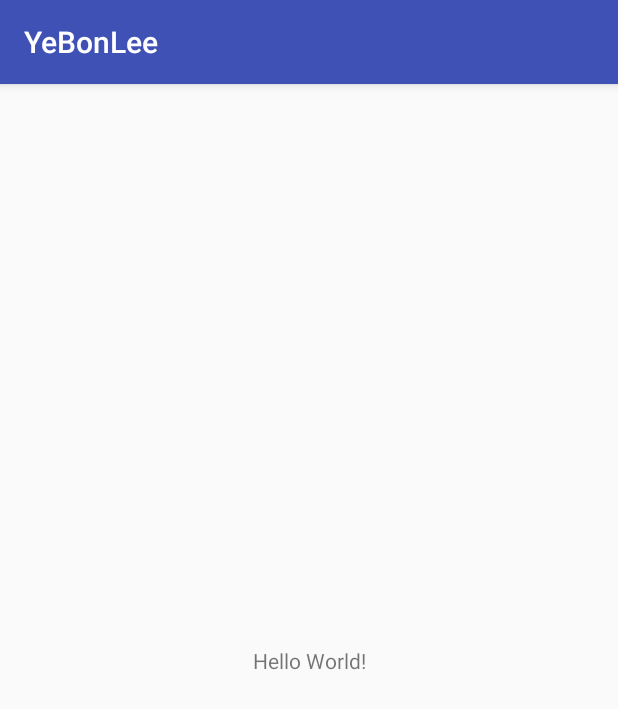
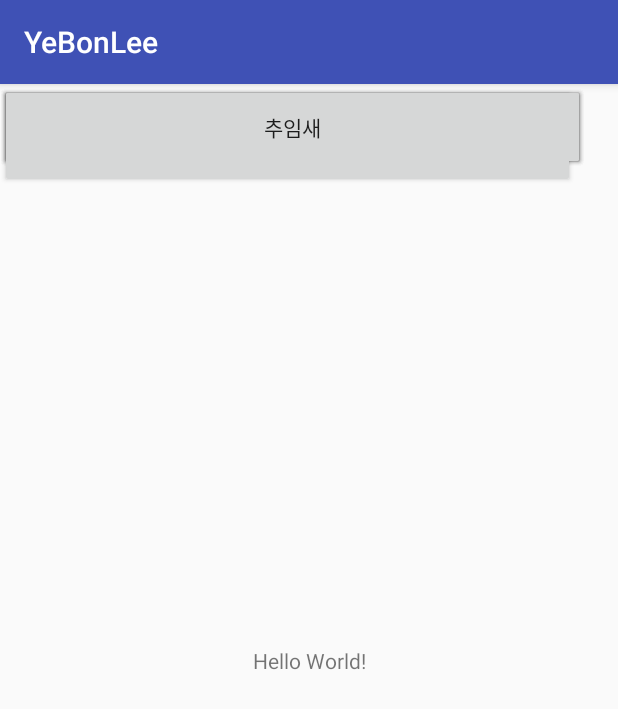
Before and after one commit to blueforest529/friend_simulator, an Android app: the screen it shows after launch (MainActivity), on a phone screen of 412 x 824 dp. Shown: the top 709 px of the screen. Run offline under Robolectric (Android 15) with nearby library versions, the phone set to English and light mode, and no system bars.

Commit message:
#6 예보니 시뮬레이터 버튼 5개 추가!

```diff
--- a/app/src/main/res/layout/activity_main.xml
+++ b/app/src/main/res/layout/activity_main.xml
@@ -15,4 +15,46 @@
         app:layout_constraintRight_toRightOf="parent"
         app:layout_constraintTop_toTopOf="parent" />
 
+    <Button
+        android:id="@+id/button1"
+        android:layout_width="383dp"
+        android:layout_height="69dp"
+        android:text="말걸기"
+        tools:layout_editor_absoluteX="0dp"
+        tools:layout_editor_absoluteY="200dp"
+        android:layout_marginRight="8dp" />
+
+    <Button
+        android:id="@+id/button2"
+        android:layout_width="390dp"
+        android:layout_height="57dp"
+        android:text="추임새"
+        tools:layout_editor_absoluteX="-7dp"
+        tools:layout_editor_absoluteY="134dp" />
+
+    <Button
+        android:id="@+id/button2"
+        android:layout_width="390dp"
+        android:layout_height="57dp"
+        android:text="깨윽;"
+        tools:layout_editor_absoluteX="-7dp"
+        tools:layout_editor_absoluteY="134dp" />
+
+    <Button
+        android:id="@+id/button2"
+        android:layout_width="390dp"
+        android:layout_height="57dp"
+        android:text="추임새"
+        tools:layout_editor_absoluteX="-7dp"
+        tools:layout_editor_absoluteY="134dp" />
+
+    <Button
+        android:id="@+id/button2"
+        android:layout_width="390dp"
+        android:layout_height="57dp"
+        android:text="추임새"
+        tools:layout_editor_absoluteX="-7dp"
+        tools:layout_editor_absoluteY="134dp" />
+
+
 </android.support.constraint.ConstraintLayout>
```
